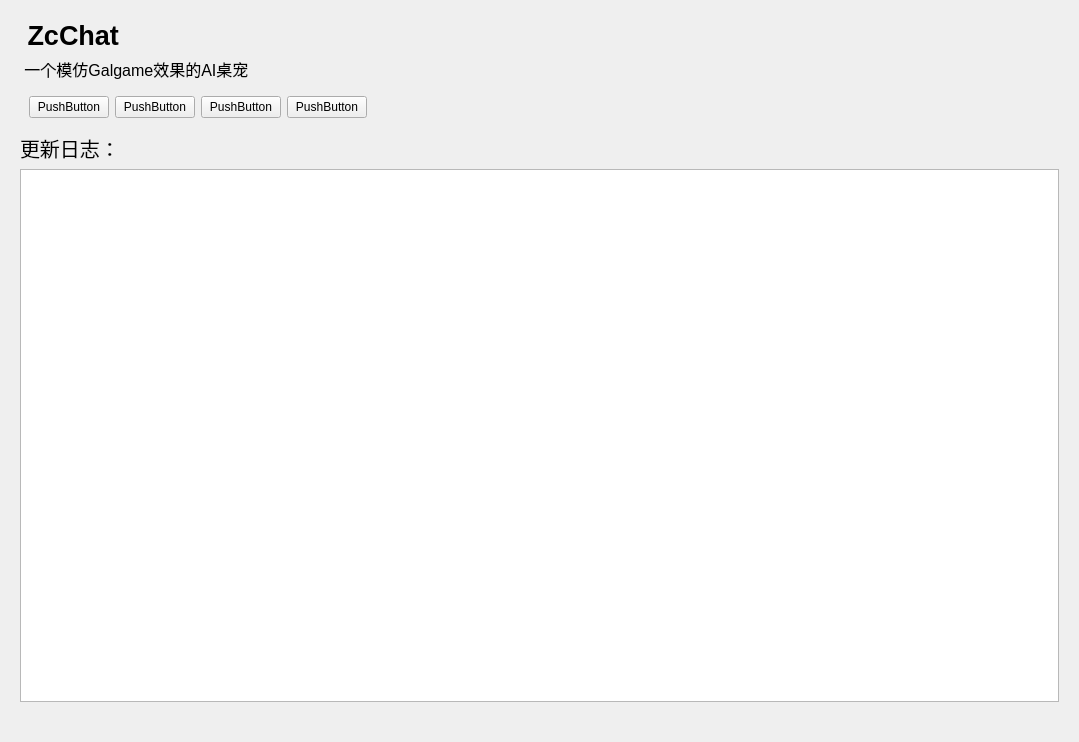
Zao-chen/ZcChat, file mianwindow_uichild/about.ui: the form before one commit.
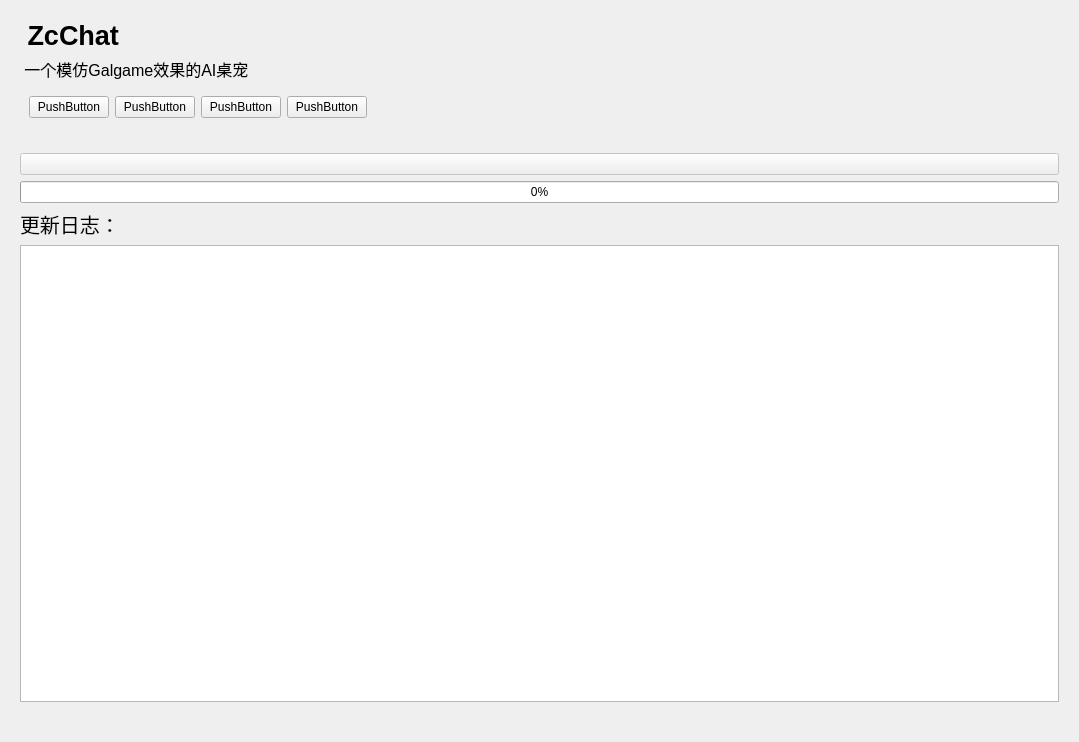
The form after the commit. Custom widgets are drawn as their Qt base class.

Patch:
```diff
--- a/mianwindow_uichild/about.ui
+++ b/mianwindow_uichild/about.ui
@@ -16,7 +16,7 @@
   <property name="windowTitle">
    <string>Form</string>
   </property>
-  <layout class="QVBoxLayout" name="verticalLayout_2" stretch="0,0,0,0,1,0">
+  <layout class="QVBoxLayout" name="verticalLayout_2" stretch="0,0,0,0,0,0,1,0">
    <property name="leftMargin">
     <number>20</number>
    </property>
@@ -105,6 +105,36 @@
      </item>
     </layout>
    </item>
+   <item>
+    <layout class="QHBoxLayout" name="horizontalLayout_2">
+     <property name="topMargin">
+      <number>20</number>
+     </property>
+     <item>
+      <widget class="ElaPushButton" name="pushButton_upDate">
+       <property name="enabled">
+        <bool>false</bool>
+       </property>
+       <property name="text">
+        <string/>
+       </property>
+      </widget>
+     </item>
+    </layout>
+   </item>
+   <item>
+    <widget class="ElaProgressBar" name="progressBar">
+     <property name="maximum">
+      <number>100</number>
+     </property>
+     <property name="value">
+      <number>0</number>
+     </property>
+     <property name="textVisible">
+      <bool>true</bool>
+     </property>
+    </widget>
+   </item>
    <item>
     <widget class="ElaText" name="label_3">
      <property name="font">
@@ -166,6 +196,16 @@
    <extends>QTableView</extends>
    <header location="global">elatableview.h</header>
   </customwidget>
+  <customwidget>
+   <class>ElaPushButton</class>
+   <extends>QPushButton</extends>
+   <header location="global">elapushbutton.h</header>
+  </customwidget>
+  <customwidget>
+   <class>ElaProgressBar</class>
+   <extends>QProgressBar</extends>
+   <header location="global">elaprogressbar.h</header>
+  </customwidget>
  </customwidgets>
  <resources/>
  <connections/>
```
